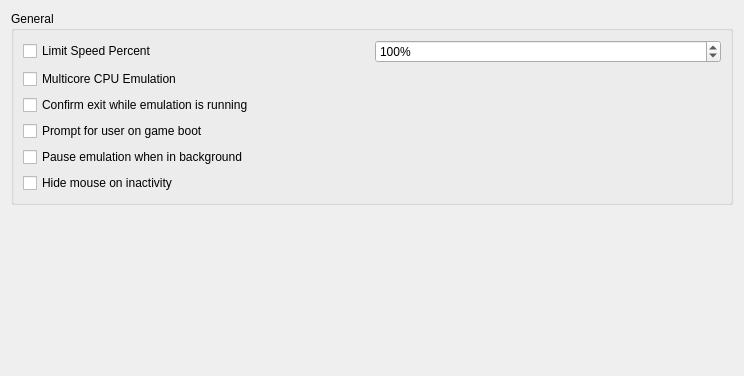
Above: src/yuzu/configuration/configure_general.ui from yuzu-emu-mirror/yuzu before the change; both pictures show x 0 to 744 and y 0 to 376 of the 744 by 568 pixel window. Below: the same form after it.
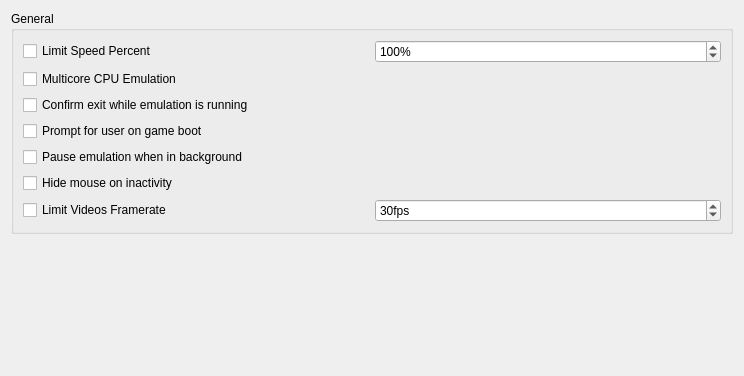
That is the form after the change.

Commit message:
Added Video framerate limiter
Will fix cinematics and videos when readed over their framerate

```diff
--- a/src/yuzu/configuration/configure_general.ui
+++ b/src/yuzu/configuration/configure_general.ui
@@ -89,6 +89,33 @@
             </property>
            </widget>
           </item>
+          <item>
+            <layout class="QHBoxLayout" name="horizontalLayout_3">
+              <item>
+                <widget class="QCheckBox" name="toggle_video_framerate">
+                  <property name="text">
+                    <string>Limit Videos Framerate</string>
+                  </property>
+                </widget>
+              </item>
+              <item>
+                <widget class="QSpinBox" name="video_framerate">
+                  <property name="suffix">
+                    <string>fps</string>
+                  </property>
+                  <property name="minimum">
+                    <number>1</number>
+                  </property>
+                  <property name="maximum">
+                    <number>240</number>
+                  </property>
+                  <property name="value">
+                    <number>30</number>
+                  </property>
+                </widget>
+              </item>
+             </layout>
+           </item>
          </layout>
         </item>
        </layout>
```
Left out of the diff: 2 changed lines with no effect on the pictures. The commit also changes 6 other files.
